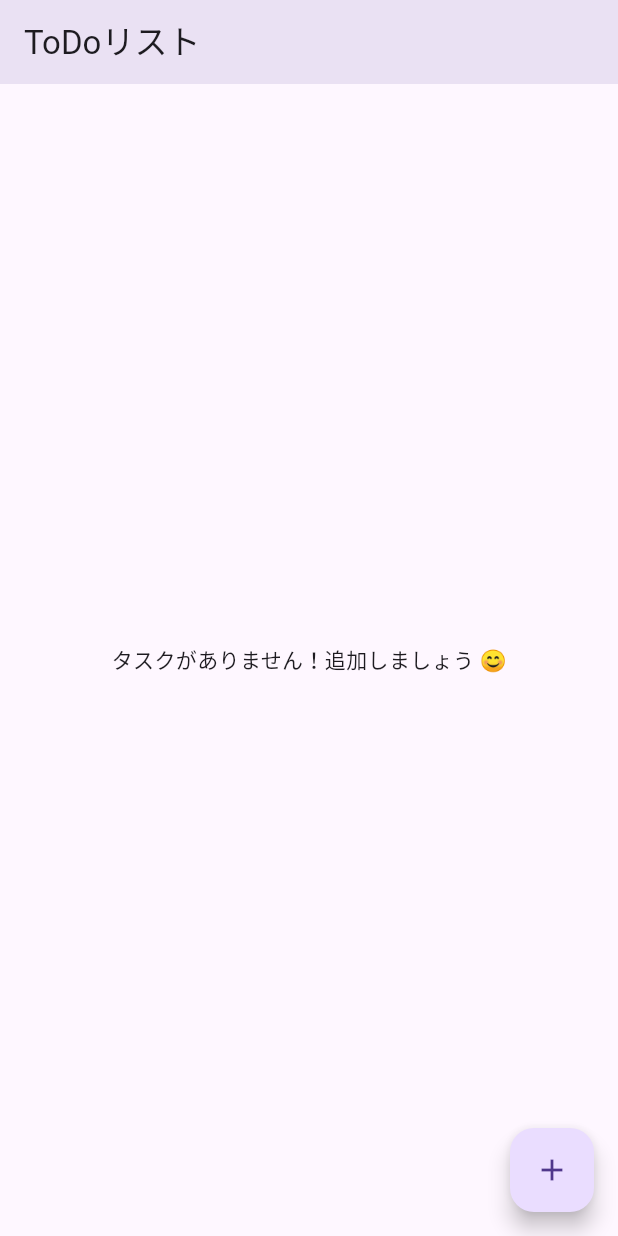
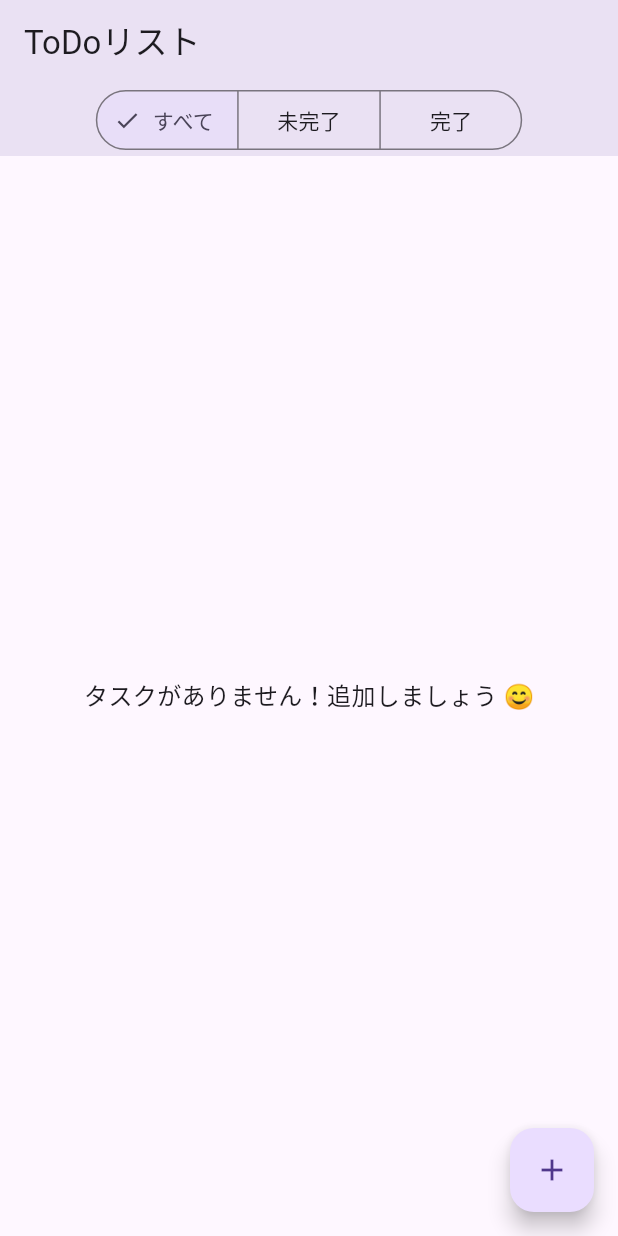
Before and after one commit to knx14/flutter-todoapp, a Flutter app: the screen it shows after launch, on a phone screen of 412 x 824 dp. Run offline on Flutter 3.47's test engine with Material 3 defaults, Android fonts, the phone set to English and light mode, and no system bars; our stand-ins replace shared_preferences.

Commit message:
フィルタリング機能追加

```diff
--- a/lib/main.dart
+++ b/lib/main.dart
@@ -3,6 +3,12 @@ import 'package:shared_preferences/shared_preferences.dart';
 import 'dart:convert'; // JSONエンコード/デコード用
 import 'package:uuid/uuid.dart'; // 一意なID生成用
 import 'models/todo_item.dart'; // 作成したモデルをインポート
+
+enum TodoFilter {
+  all,
+  incomplete,
+  completed,
+}
 
 void main() {
   // アプリケーションの開始
@@ -39,7 +45,18 @@ class _TodoListScreenState extends State<TodoListScreen> {
   // 状態（State）として管理するToDoアイテムのリスト
   List<TodoItem> _todos = [];
   final Uuid _uuid = const Uuid(); // ID生成器
-
+  TodoFilter _currentFilter = TodoFilter.all;
+  List<TodoItem> get _filteredTodos {
+    switch (_currentFilter) {
+      case TodoFilter.incomplete:
+       return _todos.where((todo) => !todo.isDone).toList();
+      case TodoFilter.completed:
+       return _todos.where((todo) => todo.isDone).toList();
+      case TodoFilter.all:
+       default:
+        return _todos;
+    }
+  }
   @override
   void initState() {
     super.initState();
@@ -128,6 +145,26 @@ class _TodoListScreenState extends State<TodoListScreen> {
     _saveTodos();
   }
 
+  //Todoフィルタリング
+  void _setFilter(TodoFilter filter) {
+    setState(() {
+      _currentFilter = filter;
+    });
+  }
+
+  // 空の状態に応じたメッセージを取得
+  String _getEmptyMessage() {
+    switch (_currentFilter) {
+      case TodoFilter.incomplete:
+        return '未完了のタスクがありません！';
+      case TodoFilter.completed:
+        return '完了したタスクがありません！';
+      case TodoFilter.all:
+      default:
+        return 'タスクがありません！追加しましょう 😊';
+    }
+  }
+
 
   // ------------------------------------------------
   // UI - タスク追加用のダイアログ表示
@@ -212,14 +249,49 @@ class _TodoListScreenState extends State<TodoListScreen> {
       appBar: AppBar(
         title: const Text('ToDoリスト'),
         elevation: 10,
+        bottom: PreferredSize(
+          preferredSize: const Size.fromHeight(48.0),
+          child: Padding(
+            padding: const EdgeInsets.symmetric(horizontal: 8.0),
+            child: SegmentedButton<TodoFilter>(
+              segments: const <ButtonSegment<TodoFilter>>[
+               ButtonSegment<TodoFilter>(value: TodoFilter.all, label: Text('すべて')),
+               ButtonSegment<TodoFilter>(value: TodoFilter.incomplete, label: Text('未完了')),
+               ButtonSegment<TodoFilter>(value: TodoFilter.completed, label: Text('完了')),
+              ],
+              selected: {_currentFilter},
+              onSelectionChanged: (Set<TodoFilter> newSelection) {
+                _setFilter(newSelection.first);
+              },
+            ),
+          ),
+        ),
       ),
+
       // リスト表示部分
-      body: _todos.isEmpty
-          ? const Center(child: Text('タスクがありません！追加しましょう 😊'))
+      body: _filteredTodos.isEmpty
+          ? Center(
+              child: Column(
+                mainAxisAlignment: MainAxisAlignment.center,
+                children: [
+                  Text(
+                    _getEmptyMessage(),
+                    style: const TextStyle(fontSize: 16),
+                  ),
+                  if (_currentFilter != TodoFilter.all)
+                    const SizedBox(height: 8),
+                  if (_currentFilter != TodoFilter.all)
+                    TextButton(
+                      onPressed: () => _setFilter(TodoFilter.all),
+                      child: const Text('すべてのタスクを表示'),
+                    ),
+                ],
+              ),
+            )
           : ListView.builder(
-              itemCount: _todos.length,
+              itemCount: _filteredTodos.length,
               itemBuilder: (context, index) {
-                final todo = _todos[index];
+                final todo = _filteredTodos[index];
                 return ListTile(
                   // 完了チェックボックス
                   leading: Checkbox(
```
